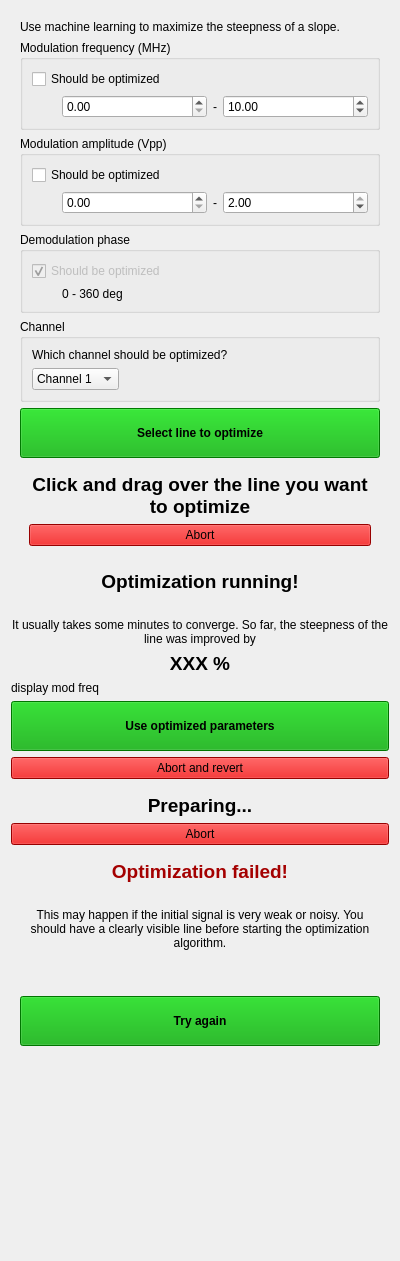
The window that linien-gui/linien_gui/ui/optimization_panel.ui (linien-org/linien) describes before a commit, drawn with Qt 5.
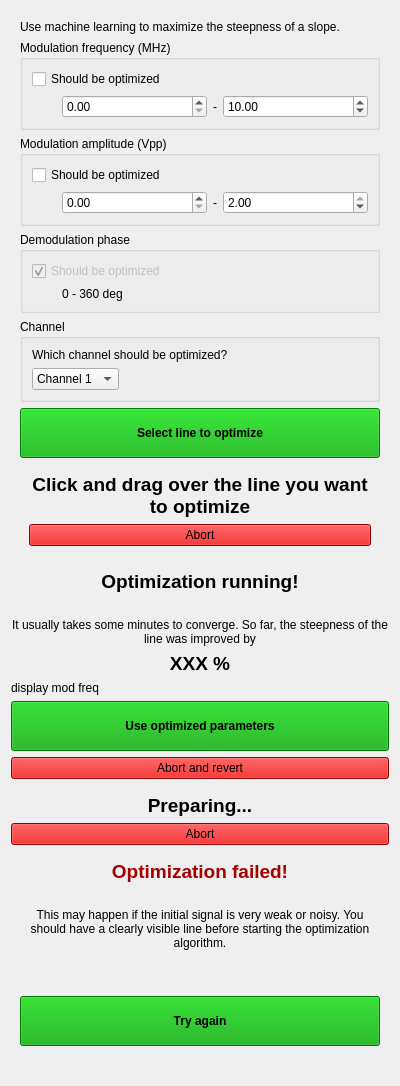
The same window after the commit. Custom widgets are drawn as their Qt base class.

```diff
--- a/linien-gui/linien_gui/ui/optimization_panel.ui
+++ b/linien-gui/linien_gui/ui/optimization_panel.ui
@@ -7,7 +7,7 @@
     <x>0</x>
     <y>0</y>
     <width>400</width>
-    <height>1261</height>
+    <height>1086</height>
    </rect>
   </property>
   <property name="windowTitle">
```
Left out of the diff: 6 changed lines with no effect on the pictures.
